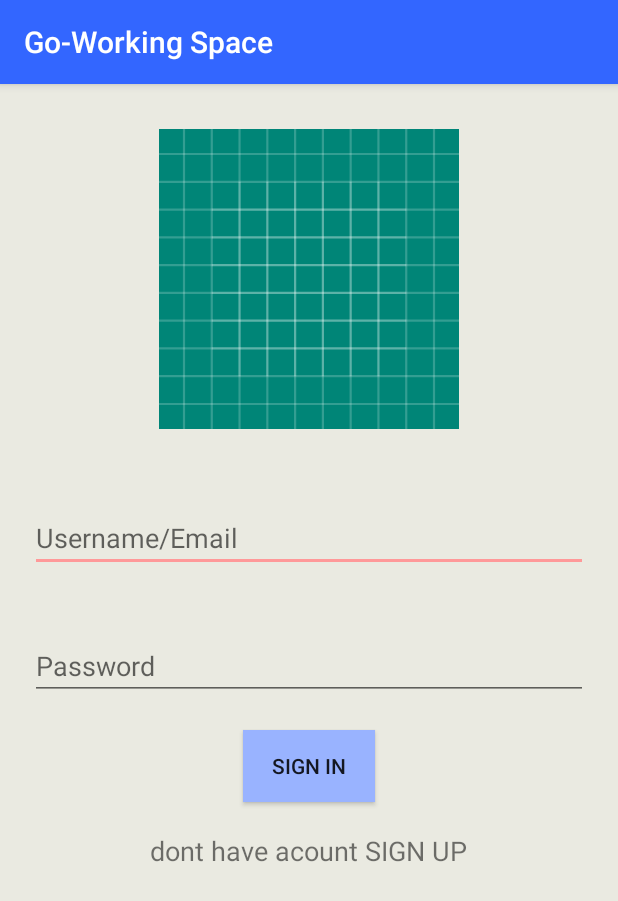
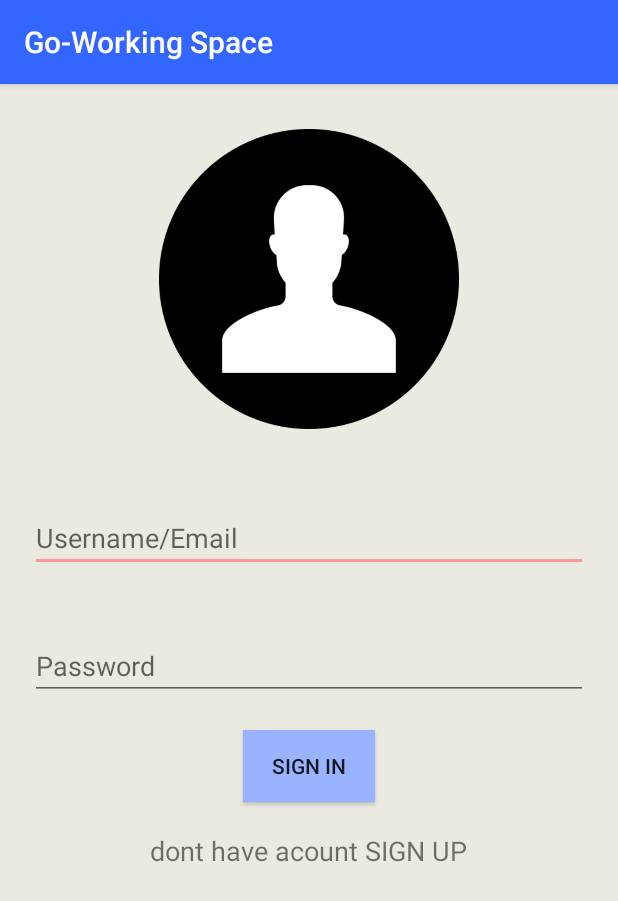
Before and after one commit to MayarSayed/Linguists, an Android app: the screen it shows after launch (SignInActivity), on a phone screen of 412 x 824 dp. Shown: the top 901 px of the screen. Run offline under Robolectric (Android 15) with nearby library versions, the phone set to English and light mode, and no system bars.

Commit message:
list+signin

```diff
--- a/app/src/main/java/com/example/go_workingspace/SignInActivity.java
+++ b/app/src/main/java/com/example/go_workingspace/SignInActivity.java
@@ -72,4 +72,9 @@ public class SignInActivity extends AppCompatActivity {
         Toast toast = Toast.makeText(this, s, Toast.LENGTH_LONG);
         toast.show();
     }
+    public void goToSignUp(View view)
+    {
+        Intent signUp = new Intent(SignInActivity.this, SignUp_.class);
+        startActivity(signUp);
+    }
 }
--- a/app/src/main/res/layout/activity_sign_in.xml
+++ b/app/src/main/res/layout/activity_sign_in.xml
@@ -17,7 +17,7 @@
             android:layout_height="300px"
             android:layout_margin="30dp"
             android:layout_gravity="center"
-            android:src="@drawable/ic_launcher_background"/>
+            android:src="@drawable/user2"/>
 
         <EditText
             android:id="@+id/usernameSignIn"
@@ -55,7 +55,8 @@
             android:text="dont have acount SIGN UP"
             android:textSize="8pt"
             android:hyphenationFrequency="full"
-            android:layout_gravity="center"/>
+            android:layout_gravity="center"
+            android:onClick="goToSignUp"/>
     </LinearLayout>
 
 
--- a/app/src/main/res/layout/cws_list_item.xml
+++ b/app/src/main/res/layout/cws_list_item.xml
@@ -5,17 +5,17 @@
     android:orientation="horizontal"
     android:layout_width="match_parent"
     android:layout_height="match_parent"
-    android:minHeight="150dp"
+    android:minHeight="130dp"
     android:background="@android:color/white"
     android:id="@+id/list_item"
-    android:backgroundTint="@color/forbutton"
+    android:backgroundTint="#cce0ff"
     >
 
     <ImageView
         android:id="@+id/cws_image"
         android:layout_width="150dp"
         android:layout_height="150dp"
-        android:src="@drawable/ic_launcher_background"/>
+        android:src="@drawable/cws2"/>
 
     <LinearLayout
         android:id="@+id/text_container"
```
Also changed, not shown: app/src/main/res/drawable/cws1.jpg (added), app/src/main/res/drawable/cws2.jpg (added).
